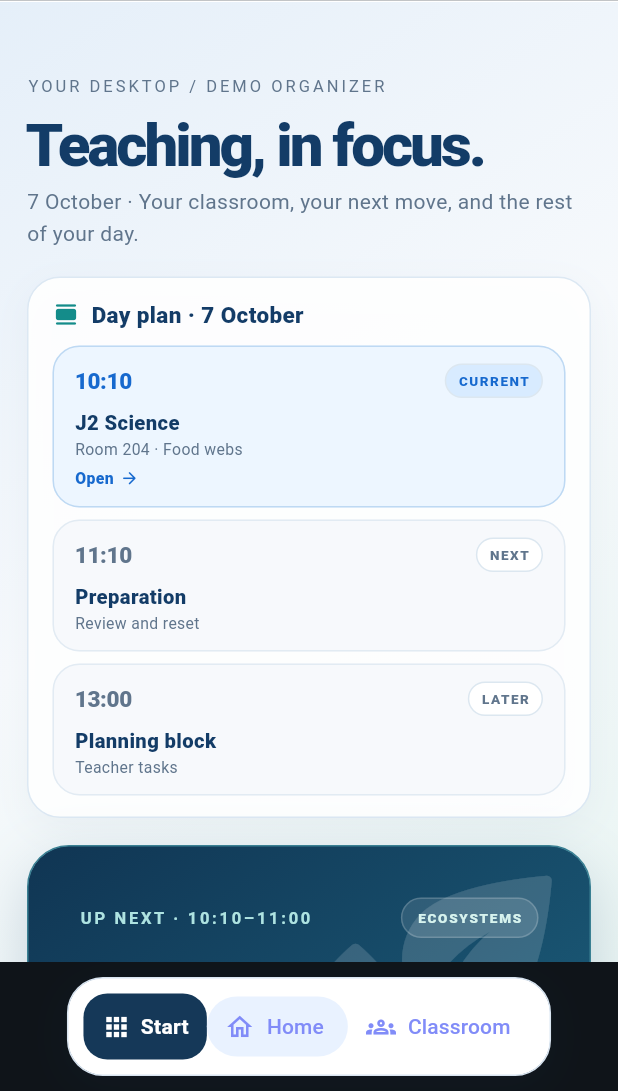
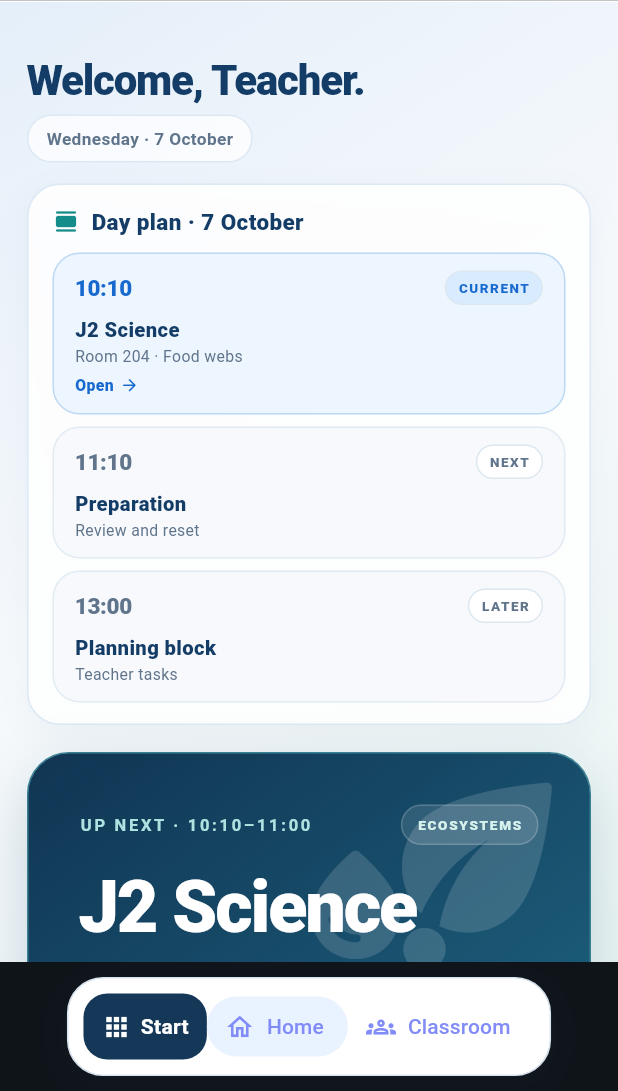
Before and after one commit to gastonstuart-lab/Gradeflow, a Flutter app: the TeachingJourney screen opened directly, on a phone screen of 412 x 824 dp, the part 145-1236 px from its top. Run offline on Flutter 3.47's test engine with Material 3 defaults, Android fonts, the phone set to English and light mode, and no system bars; our stand-ins replace cloud_firestore, cloud_functions, csv, file_picker, firebase_auth, firebase_core and 10 more; missing offline and left inert: dart:js_interop, dart:ui_web, excel, icalendar_parser; accounts and stored records are empty.

Commit message:
Replace dashboard slogan with personal teacher greeting

```diff
--- a/lib/components/teaching_preview_desktop.dart
+++ b/lib/components/teaching_preview_desktop.dart
@@ -50,6 +50,7 @@ class TeachingPreviewDesktop extends StatefulWidget {
   final VoidCallback onTimer;
   final VoidCallback onRoom;
   final VoidCallback? onAttendance;
+  final String teacherName;
   const TeachingPreviewDesktop(
       {super.key,
       required this.book,
@@ -58,7 +59,8 @@ class TeachingPreviewDesktop extends StatefulWidget {
       required this.onQuiz,
       required this.onTimer,
       required this.onRoom,
-      this.onAttendance});
+      this.onAttendance,
+      this.teacherName = 'Teacher'});
   @override
   State<TeachingPreviewDesktop> createState() => _TeachingPreviewDesktopState();
 }
@@ -85,7 +87,18 @@ class _TeachingPreviewDesktopState extends State<TeachingPreviewDesktop> {
     'November',
     'December'
   ];
+  static const _weekdays = [
+    'Monday',
+    'Tuesday',
+    'Wednesday',
+    'Thursday',
+    'Friday',
+    'Saturday',
+    'Sunday'
+  ];
   String _date(DateTime date) => '${date.day} ${_months[date.month - 1]}';
+  String _fullDate(DateTime date) =>
+      '${_weekdays[date.weekday - 1]} · ${_date(date)}';
   void _add() {
     widget.book.add(_reminder.text);
     _reminder.clear();
@@ -137,29 +150,47 @@ class _TeachingPreviewDesktopState extends State<TeachingPreviewDesktop> {
                     child: Column(
                         crossAxisAlignment: CrossAxisAlignment.start,
                         children: [
-                          const SizedBox(height: 18),
-                          const Text('YOUR DESKTOP / DEMO ORGANIZER',
+                          const SizedBox(height: 8),
+                          LayoutBuilder(builder: (context, size) {
+                            final greeting = Text(
+                              'Welcome, ${widget.teacherName}.',
                               style: TextStyle(
-                                  fontSize: 11,
-                                  letterSpacing: 2,
-                                  color: Color(0xff60758c))),
-                          const SizedBox(height: 12),
-                          Text('Teaching, in focus.',
-                              style: TextStyle(
-                                  fontSize:
-                                      MediaQuery.sizeOf(context).width < 600
-                                          ? 40
-                                          : 58,
-                                  height: .98,
-                                  letterSpacing: -2,
+                                  fontSize: size.maxWidth < 600 ? 28 : 34,
+                                  height: 1,
+                                  letterSpacing: -.8,
                                   fontWeight: FontWeight.w900,
-                                  color: const Color(0xff133c67))),
-                          const SizedBox(height: 8),
-                          Text(
-                              '${_date(DateTime.now())} · Your classroom, your next move, and the rest of your day.',
-                              style: const TextStyle(
-                                  color: Color(0xff60758c), height: 1.5)),
-                          const SizedBox(height: 18),
+                                  color: const Color(0xff133c67)),
+                            );
+                            final date = Container(
+                              padding: const EdgeInsets.symmetric(
+                                  horizontal: 12, vertical: 7),
+                              decoration: BoxDecoration(
+                                  color: Colors.white.withValues(alpha: .72),
+                                  borderRadius: BorderRadius.circular(999),
+                                  border: Border.all(
+                                      color: const Color(0xffdce8f3))),
+                              child: Text(_fullDate(DateTime.now()),
+                                  style: const TextStyle(
+                                      color: Color(0xff60758c),
+                                      fontSize: 11.5,
+                                      fontWeight: FontWeight.w700)),
+                            );
+                            if (size.maxWidth < 620) {
+                              return Column(
+                                  crossAxisAlignment:
+                                      CrossAxisAlignment.start,
+                                  children: [
+                                    greeting,
+                                    const SizedBox(height: 9),
+                                    date
+                                  ]);
+                            }
+                            return Row(children: [
+                              Expanded(child: greeting),
+                              date,
+                            ]);
+                          }),
+                          const SizedBox(height: 14),
                           _schedule(),
                           const SizedBox(height: 18),
                           LayoutBuilder(builder: (context, size) {
```
